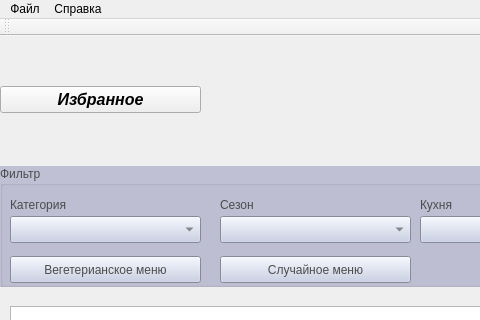
Above: mainwindow.ui from Dr-Neiron/QtCookBook before the change; both pictures show x 0 to 480 and y 0 to 320 of the 1113 by 875 pixel window. Below: the same form after it.
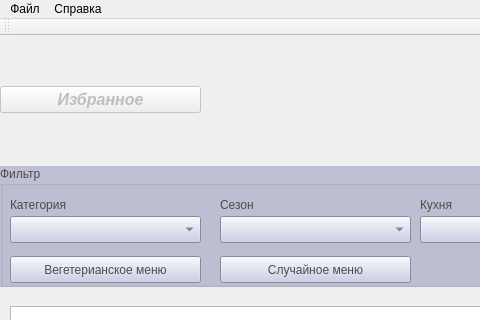
That is the form after the change. Icons and pictures are not drawn.

Diff of the .ui file:
```diff
--- a/mainwindow.ui
+++ b/mainwindow.ui
@@ -15,6 +15,9 @@
   </property>
   <widget class="QWidget" name="centralWidget">
    <widget class="QPushButton" name="favorite_pushButton">
+    <property name="enabled">
+     <bool>false</bool>
+    </property>
     <property name="geometry">
      <rect>
       <x>0</x>
```
Left out of the diff: 2 changed lines with no effect on the pictures.
